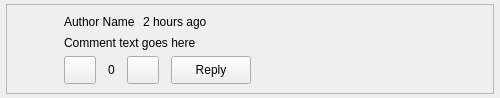
This is retroshare-gui/src/gui/gxs/CommentItemWidget.ui in RetroShare/RetroShare as Qt 5 draws it before an edit. The edited form follows.
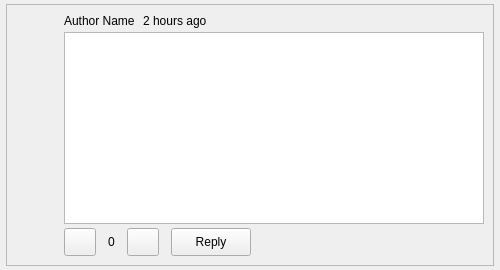
This is the edited form. Custom widgets are drawn as their Qt base class.

Commit message:
GXS comments: preserve and display pasted images
- Preserve pasted images when submitting comments.
- Render images and RetroShare links in flat-view comments.
- Add constrained image previews with aspect-ratio preservation.
- Add full-size image viewing from flat view and tree view.
- Improve tree-view comment sizing for rich content.
- Refresh comments after submitting a new comment.

Diff of the .ui file:
```diff
--- a/retroshare-gui/src/gui/gxs/CommentItemWidget.ui
+++ b/retroshare-gui/src/gui/gxs/CommentItemWidget.ui
@@ -126,15 +126,12 @@
          </layout>
         </item>
         <item>
-         <widget class="QLabel" name="commentTextLabel">
-          <property name="text">
-           <string>Comment text goes here</string>
-          </property>
-          <property name="wordWrap">
-           <bool>true</bool>
-          </property>
-          <property name="openExternalLinks">
-           <bool>true</bool>
+         <widget class="RSTextBrowser" name="commentTextBrowser">
+          <property name="sizePolicy">
+           <sizepolicy hsizetype="Expanding" vsizetype="Fixed">
+            <horstretch>0</horstretch>
+            <verstretch>0</verstretch>
+           </sizepolicy>
           </property>
           <property name="textInteractionFlags">
            <set>Qt::LinksAccessibleByMouse|Qt::TextSelectableByKeyboard|Qt::TextSelectableByMouse</set>
@@ -238,6 +235,13 @@
    </item>
   </layout>
  </widget>
+ <customwidgets>
+  <customwidget>
+   <class>RSTextBrowser</class>
+   <extends>QTextBrowser</extends>
+   <header>gui/common/RSTextBrowser.h</header>
+  </customwidget>
+ </customwidgets>
  <resources/>
  <connections/>
 </ui>
```
The commit also changes 7 other files.
